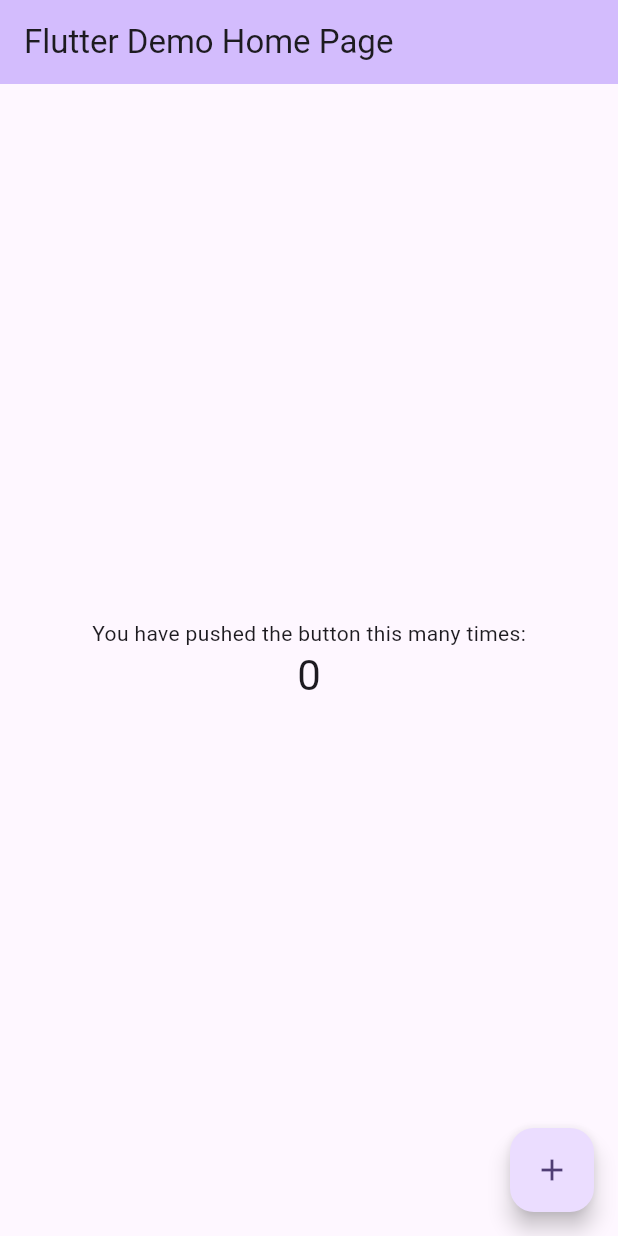
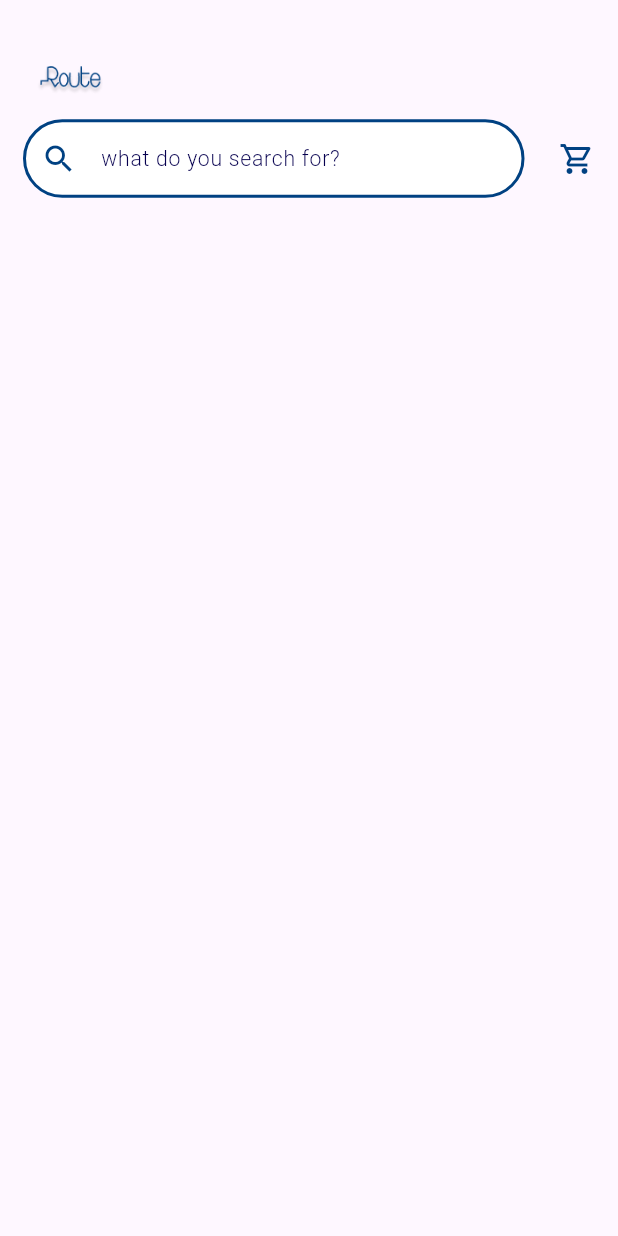
Before and after one commit to minanader11/route_task, a Flutter app: the screen it shows after launch, on a phone screen of 412 x 824 dp. Run offline on Flutter 3.47's test engine with Material 3 defaults, Android fonts, the phone set to English and light mode, and no system bars; our stand-ins replace connectivity_plus, dartz, flutter_bloc, flutter_screenutil.

Commit message:
home screen creation , search textfield and cart item done

```diff
--- /dev/null
+++ b/lib/core/Texts/ImagePaths.dart
@@ -0,0 +1,5 @@
+class ImagePaths{
+  static const String routeIcon = 'assets/images/routeIcon.png';
+  static const String favoriteActiveIcon =
+      'assets/images/favoriteACTIVEICON.png';
+}
--- /dev/null
+++ b/lib/core/Texts/MyTexts.dart
@@ -0,0 +1,3 @@
+class MyTexts{
+  static const String whatDoYouSearchFor = 'what do you search for?';
+}
--- a/lib/main.dart
+++ b/lib/main.dart
@@ -1,4 +1,6 @@
 import 'package:flutter/material.dart';
+import 'package:flutter_screenutil/flutter_screenutil.dart';
+import 'package:route_task/presentation/home/view/home_screen.dart';
 
 void main() {
   runApp(const MyApp());
@@ -7,119 +9,19 @@ void main() {
 class MyApp extends StatelessWidget {
   const MyApp({super.key});
 
-  // This widget is the root of your application.
   @override
   Widget build(BuildContext context) {
-    return MaterialApp(
-      title: 'Flutter Demo',
-      theme: ThemeData(
-        // This is the theme of your application.
-        //
-        // TRY THIS: Try running your application with "flutter run". You'll see
-        // the application has a purple toolbar. Then, without quitting the app,
-        // try changing the seedColor in the colorScheme below to Colors.green
-        // and then invoke "hot reload" (save your changes or press the "hot
-        // reload" button in a Flutter-supported IDE, or press "r" if you used
-        // the command line to start the app).
-        //
-        // Notice that the counter didn't reset back to zero; the application
-        // state is not lost during the reload. To reset the state, use hot
-        // restart instead.
-        //
-        // This works for code too, not just values: Most code changes can be
-        // tested with just a hot reload.
-        colorScheme: ColorScheme.fromSeed(seedColor: Colors.deepPurple),
-        useMaterial3: true,
+    return ScreenUtilInit(
+      designSize: const Size(430, 932),
+      splitScreenMode: true,
+      minTextAdapt: true,
+      builder: (context, child) => MaterialApp(
+        debugShowCheckedModeBanner: false,
+        routes: {
+          HomeScreen.routeName:(context) => HomeScreen()
+        },
+        initialRoute: HomeScreen.routeName,
       ),
-      home: const MyHomePage(title: 'Flutter Demo Home Page'),
     );
   }
 }
-
-class MyHomePage extends StatefulWidget {
-  const MyHomePage({super.key, required this.title});
-
-  // This widget is the home page of your application. It is stateful, meaning
-  // that it has a State object (defined below) that contains fields that affect
-  // how it looks.
-
-  // This class is the configuration for the state. It holds the values (in this
-  // case the title) provided by the parent (in this case the App widget) and
-  // used by the build method of the State. Fields in a Widget subclass are
-  // always marked "final".
-
-  final String title;
-
-  @override
-  State<MyHomePage> createState() => _MyHomePageState();
-}
-
-class _MyHomePageState extends State<MyHomePage> {
-  int _counter = 0;
-
-  void _incrementCounter() {
-    setState(() {
-      // This call to setState tells the Flutter framework that something has
-      // changed in this State, which causes it to rerun the build method below
-      // so that the display can reflect the updated values. If we changed
-      // _counter without calling setState(), then the build method would not be
-      // called again, and so nothing would appear to happen.
-      _counter++;
-    });
-  }
-
-  @override
-  Widget build(BuildContext context) {
-    // This method is rerun every time setState is called, for instance as done
-    // by the _incrementCounter method above.
-    //
-    // The Flutter framework has been optimized to make rerunning build methods
-    // fast, so that you can just rebuild anything that needs updating rather
-    // than having to individually change instances of widgets.
-    return Scaffold(
-      appBar: AppBar(
-        // TRY THIS: Try changing the color here to a specific color (to
-        // Colors.amber, perhaps?) and trigger a hot reload to see the AppBar
-        // change color while the other colors stay the same.
-        backgroundColor: Theme.of(context).colorScheme.inversePrimary,
-        // Here we take the value from the MyHomePage object that was created by
-        // the App.build method, and use it to set our appbar title.
-        title: Text(widget.title),
-      ),
-      body: Center(
-        // Center is a layout widget. It takes a single child and positions it
-        // in the middle of the parent.
-        child: Column(
-          // Column is also a layout widget. It takes a list of children and
-          // arranges them vertically. By default, it sizes itself to fit its
-          // children horizontally, and tries to be as tall as its parent.
-          //
-          // Column has various properties to control how it sizes itself and
-          // how it positions its children. Here we use mainAxisAlignment to
-          // center the children vertically; the main axis here is the vertical
-          // axis because Columns are vertical (the cross axis would be
-          // horizontal).
-          //
-          // TRY THIS: Invoke "debug painting" (choose the "Toggle Debug Paint"
-          // action in the IDE, or press "p" in the console), to see the
-          // wireframe for each widget.
-          mainAxisAlignment: MainAxisAlignment.center,
-          children: <Widget>[
-            const Text(
-              'You have pushed the button this many times:',
-            ),
-            Text(
-              '$_counter',
-              style: Theme.of(context).textTheme.headlineMedium,
-            ),
-          ],
-        ),
-      ),
-      floatingActionButton: FloatingActionButton(
-        onPressed: _incrementCounter,
-        tooltip: 'Increment',
-        child: const Icon(Icons.add),
-      ), // This trailing comma makes auto-formatting nicer for build methods.
-    );
-  }
-}
--- /dev/null
+++ b/lib/presentation/home/view/home_screen.dart
@@ -0,0 +1,41 @@
+
+import 'package:flutter/material.dart';
+
+import 'package:flutter_screenutil/flutter_screenutil.dart';
+import 'package:route_task/core/Texts/ImagePaths.dart';
+import 'package:route_task/core/Texts/MyTexts.dart';
+import 'package:route_task/presentation/home/view/widgets/SearchTextFieldWithCart.dart';
+
+class HomeScreen extends StatelessWidget {
+  static const String routeName='HomeScreen';
+  HomeScreen({super.key});
+
+  @override
+  Widget build(BuildContext context) {
+
+    return Scaffold(
+      body: Padding(
+        padding: EdgeInsets.only(top: 50.h, left: 16.w,right: 16.w),
+        child: Column(
+          crossAxisAlignment: CrossAxisAlignment.start,
+          children: [
+            SizedBox(
+              height: 22.h,
+              width: 66.w,
+              child: Image.asset(ImagePaths.routeIcon),
+            ),
+            SizedBox(
+              height: 18.h,
+            ),
+            SearchTextFieldWithCart(),
+            SizedBox(
+              height: 24.h,
+            ),
+
+            SizedBox(height: 10.h,)
+          ],
+        ),
+      ),
+    );
+  }
+}
--- /dev/null
+++ b/lib/presentation/home/view/widgets/SearchTextFieldWithCart.dart
@@ -0,0 +1,65 @@
+import 'package:flutter/material.dart';
+
+import 'package:flutter_screenutil/flutter_screenutil.dart';
+import 'package:route_task/core/Texts/MyTexts.dart';
+import 'package:route_task/core/theme/colors.dart';
+import 'package:route_task/core/theme/text_styles.dart';
+
+class SearchTextFieldWithCart extends StatelessWidget {
+  SearchTextFieldWithCart({super.key});
+
+  TextEditingController searchController = TextEditingController();
+
+  @override
+  Widget build(BuildContext context) {
+    return Row(children: [
+      Expanded(
+        child: TextFormField(
+          style: TextStyle(color: MyColors.primaryColor),
+          decoration: InputDecoration(
+            contentPadding: EdgeInsets.only(top: 16.h, bottom: 16.h),
+            isCollapsed: true,
+            isDense: true,
+            filled: true,
+            fillColor: MyColors.whiteColor,
+            prefixIcon: Icon(
+              Icons.search,
+              size: 24,
+            ),
+            prefixIconColor: MyColors.primaryColor,
+            hintText: MyTexts.whatDoYouSearchFor,
+            hintStyle:
+                Styles.textStyle16.copyWith(color: MyColors.descriptionColor),
+            enabledBorder: OutlineInputBorder(
+              borderRadius: BorderRadius.circular(30),
+              borderSide: BorderSide(color: MyColors.primaryColor, width: 2),
+            ),
+            focusedBorder: OutlineInputBorder(
+              borderRadius: BorderRadius.circular(10),
+              borderSide: BorderSide(color: MyColors.primaryColor, width: 2),
+            ),
+            errorBorder: OutlineInputBorder(
+              borderRadius: BorderRadius.circular(10),
+              borderSide: BorderSide(color: MyColors.redColor, width: 2),
+            ),
+            focusedErrorBorder: OutlineInputBorder(
+              borderRadius: BorderRadius.circular(10),
+              borderSide: BorderSide(color: MyColors.redColor, width: 2),
+            ),
+          ),
+        ),
+      ),
+      SizedBox(
+        width: 24.w,
+      ),
+      InkWell(
+        onTap: () {},
+        child: Icon(
+          Icons.shopping_cart_outlined,
+          color: MyColors.primaryColor,
+          size: 24,
+        ),
+      ),
+    ]);
+  }
+}
--- a/pubspec.yaml
+++ b/pubspec.yaml
@@ -39,6 +39,7 @@ dependencies:
   http: ^1.2.0
   dartz: ^0.10.1
   connectivity_plus: ^6.0.3
+  flutter_bloc: ^8.1.6
 
 dev_dependencies:
   flutter_test:
@@ -63,7 +64,8 @@ flutter:
   uses-material-design: true
 
   # To add assets to your application, add an assets section, like this:
-  # assets:
+  assets:
+    - assets/images/
   #   - images/a_dot_burr.jpeg
   #   - images/a_dot_ham.jpeg
 
```
Also changed, not shown: lib/presentation/home/view/widgets/productItem.dart (added, +93 -0 lines), lib/presentation/home/view/widgets/productsGridView.dart (added, +22 -0 lines), lib/presentation/home/view/widgets/rowProductITem.dart (added, +58 -0 lines), lib/presentation/home/view_model/home_cubit.dart (added, +20 -0 lines), lib/presentation/home/view_model/home_states.dart (added, +8 -0 lines), assets/images/2.0x/routeIcon@2x.png (added), assets/images/3.0x/routeIcon@3x.png (added), assets/images/routeIcon.png (added), 1 other file.
